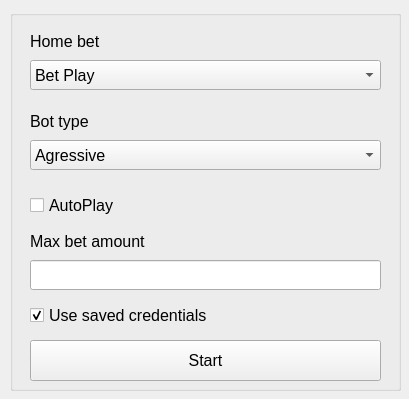
This is apps/gui/resources/ui/parameter.ui in bikerlfh/crashbot as Qt 5 draws it before an edit. The edited form follows.
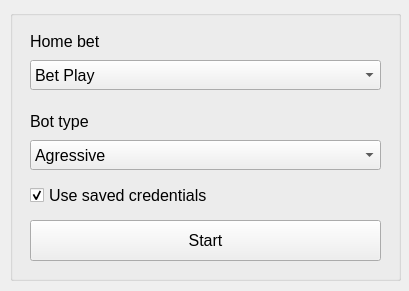
This is the edited form.

Commit message: update parameters windows. Remove autoplay and maximum_bet_amount of this window

```diff
--- a/apps/gui/resources/ui/parameter.ui
+++ b/apps/gui/resources/ui/parameter.ui
@@ -7,9 +7,21 @@
     <x>0</x>
     <y>0</y>
     <width>409</width>
-    <height>399</height>
+    <height>291</height>
    </rect>
   </property>
+  <property name="minimumSize">
+   <size>
+    <width>409</width>
+    <height>291</height>
+   </size>
+  </property>
+  <property name="maximumSize">
+   <size>
+    <width>409</width>
+    <height>291</height>
+   </size>
+  </property>
   <property name="windowTitle">
    <string>Parameters</string>
   </property>
@@ -19,7 +31,7 @@
      <x>10</x>
      <y>10</y>
      <width>391</width>
-     <height>381</height>
+     <height>271</height>
     </rect>
    </property>
    <property name="font">
@@ -162,98 +174,11 @@
      </property>
     </item>
    </widget>
-   <widget class="QCheckBox" name="chk_autoplay">
-    <property name="geometry">
-     <rect>
-      <x>20</x>
-      <y>180</y>
-      <width>341</width>
-      <height>30</height>
-     </rect>
-    </property>
-    <property name="minimumSize">
-     <size>
-      <width>0</width>
-      <height>30</height>
-     </size>
-    </property>
-    <property name="maximumSize">
-     <size>
-      <width>16777215</width>
-      <height>30</height>
-     </size>
-    </property>
-    <property name="toolTipDuration">
-     <number>3</number>
-    </property>
-    <property name="text">
-     <string>AutoPlay</string>
-    </property>
-    <property name="iconSize">
-     <size>
-      <width>20</width>
-      <height>20</height>
-     </size>
-    </property>
-   </widget>
-   <widget class="QLabel" name="label_3">
-    <property name="geometry">
-     <rect>
-      <x>20</x>
-      <y>220</y>
-      <width>341</width>
-      <height>22</height>
-     </rect>
-    </property>
-    <property name="minimumSize">
-     <size>
-      <width>0</width>
-      <height>22</height>
-     </size>
-    </property>
-    <property name="maximumSize">
-     <size>
-      <width>16777215</width>
-      <height>22</height>
-     </size>
-    </property>
-    <property name="text">
-     <string>Max bet amount</string>
-    </property>
-   </widget>
-   <widget class="QLineEdit" name="txt_max_bet_amount">
-    <property name="geometry">
-     <rect>
-      <x>20</x>
-      <y>250</y>
-      <width>351</width>
-      <height>30</height>
-     </rect>
-    </property>
-    <property name="minimumSize">
-     <size>
-      <width>0</width>
-      <height>30</height>
-     </size>
-    </property>
-    <property name="maximumSize">
-     <size>
-      <width>16777215</width>
-      <height>30</height>
-     </size>
-    </property>
-    <property name="inputMethodHints">
-     <set>Qt::ImhDigitsOnly</set>
-    </property>
-    <property name="maxLength">
-     <number>6</number>
-    </property>
-   </widget>
    <widget class="QPushButton" name="btn_start">
     <property name="geometry">
      <rect>
       <x>20</x>
-      <y>330</y>
+      <y>210</y>
       <width>351</width>
       <height>41</height>
      </rect>
@@ -281,7 +206,7 @@
     <property name="geometry">
      <rect>
       <x>20</x>
-      <y>290</y>
+      <y>170</y>
       <width>341</width>
       <height>30</height>
      </rect>
```
The commit also changes 10 other files.
